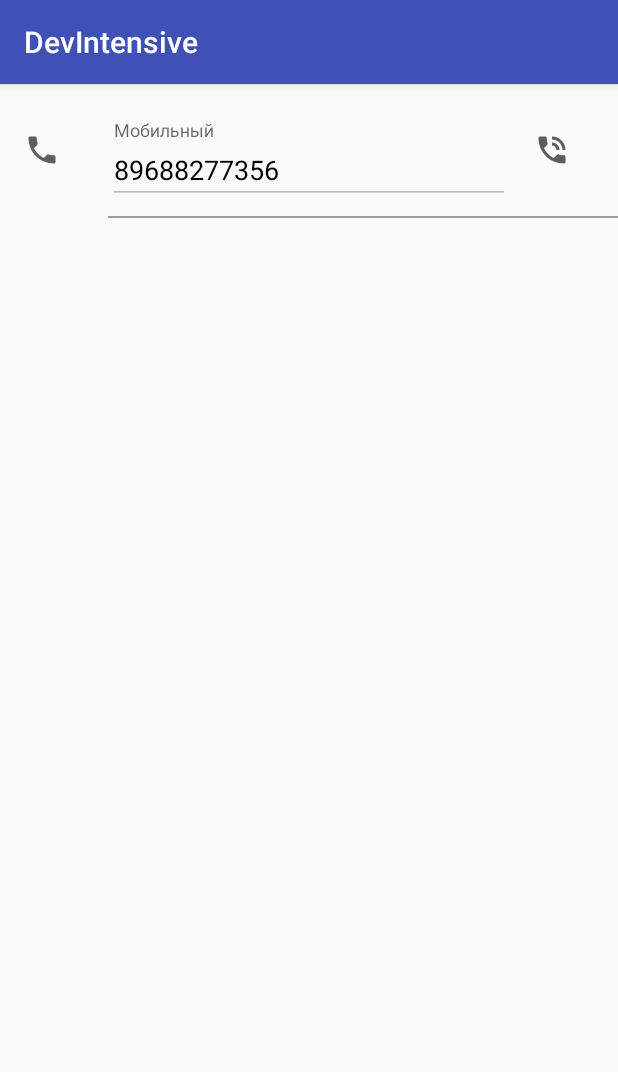
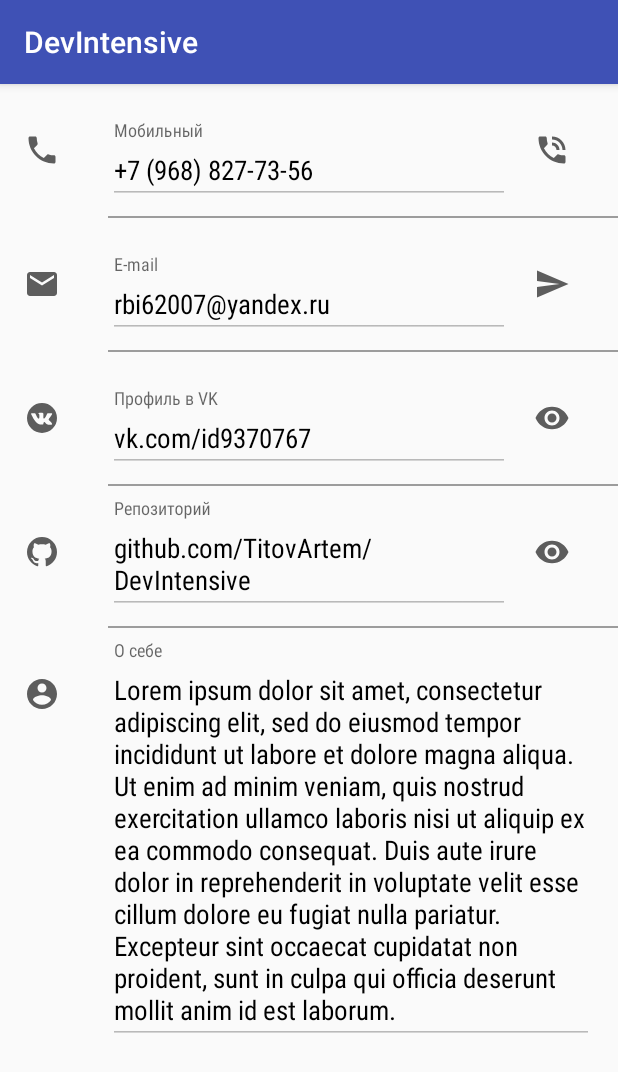
Before and after one commit to TitovArtem/DevIntensive, an Android app: the screen it shows after launch (MainActivity), on a phone screen of 412 x 824 dp. Shown: the top 1072 px of the screen. Run offline under Robolectric (Android 15) with nearby library versions, the phone set to English and light mode, and no system bars.

Commit message:
Add other horizontal linear layouts with user info.

```diff
--- /dev/null
+++ b/app/src/main/res/drawable/ic_account_circle_black_24dp.xml
@@ -0,0 +1,9 @@
+<vector xmlns:android="http://schemas.android.com/apk/res/android"
+        android:width="24dp"
+        android:height="24dp"
+        android:viewportWidth="24.0"
+        android:viewportHeight="24.0">
+    <path
+        android:fillColor="#5d5d5d"
+        android:pathData="M12,2C6.48,2 2,6.48 2,12s4.48,10 10,10 10,-4.48 10,-10S17.52,2 12,2zM12,5c1.66,0 3,1.34 3,3s-1.34,3 -3,3 -3,-1.34 -3,-3 1.34,-3 3,-3zM12,19.2c-2.5,0 -4.71,-1.28 -6,-3.22 0.03,-1.99 4,-3.08 6,-3.08 1.99,0 5.97,1.09 6,3.08 -1.29,1.94 -3.5,3.22 -6,3.22z"/>
+</vector>
--- /dev/null
+++ b/app/src/main/res/drawable/ic_email_black_24dp.xml
@@ -0,0 +1,9 @@
+<vector xmlns:android="http://schemas.android.com/apk/res/android"
+        android:width="24dp"
+        android:height="24dp"
+        android:viewportWidth="24.0"
+        android:viewportHeight="24.0">
+    <path
+        android:fillColor="#5d5d5d"
+        android:pathData="M20,4L4,4c-1.1,0 -1.99,0.9 -1.99,2L2,18c0,1.1 0.9,2 2,2h16c1.1,0 2,-0.9 2,-2L22,6c0,-1.1 -0.9,-2 -2,-2zM20,8l-8,5 -8,-5L4,6l8,5 8,-5v2z"/>
+</vector>
--- /dev/null
+++ b/app/src/main/res/drawable/ic_github_circle_24dp.xml
@@ -0,0 +1,9 @@
+<vector xmlns:android="http://schemas.android.com/apk/res/android"
+        android:width="24dp"
+        android:height="24dp"
+        android:viewportWidth="24.0"
+        android:viewportHeight="24.0">
+    <path
+        android:fillColor="#5d5d5d"
+        android:pathData="M12,2A10,10 0,0 0,2 12C2,16.42 4.87,20.17 8.84,21.5C9.34,21.58 9.5,21.27 9.5,21C9.5,20.77 9.5,20.14 9.5,19.31C6.73,19.91 6.14,17.97 6.14,17.97C5.68,16.81 5.03,16.5 5.03,16.5C4.12,15.88 5.1,15.9 5.1,15.9C6.1,15.97 6.63,16.93 6.63,16.93C7.5,18.45 8.97,18 9.54,17.76C9.63,17.11 9.89,16.67 10.17,16.42C7.95,16.17 5.62,15.31 5.62,11.5C5.62,10.39 6,9.5 6.65,8.79C6.55,8.54 6.2,7.5 6.75,6.15C6.75,6.15 7.59,5.88 9.5,7.17C10.29,6.95 11.15,6.84 12,6.84C12.85,6.84 13.71,6.95 14.5,7.17C16.41,5.88 17.25,6.15 17.25,6.15C17.8,7.5 17.45,8.54 17.35,8.79C18,9.5 18.38,10.39 18.38,11.5C18.38,15.32 16.04,16.16 13.81,16.41C14.17,16.72 14.5,17.33 14.5,18.26C14.5,19.6 14.5,20.68 14.5,21C14.5,21.27 14.66,21.59 15.17,21.5C19.14,20.16 22,16.42 22,12A10,10 0,0 0,12 2Z"/>
+</vector>
--- /dev/null
+++ b/app/src/main/res/drawable/ic_send_black_24dp.xml
@@ -0,0 +1,9 @@
+<vector xmlns:android="http://schemas.android.com/apk/res/android"
+        android:width="24dp"
+        android:height="24dp"
+        android:viewportWidth="24.0"
+        android:viewportHeight="24.0">
+    <path
+        android:fillColor="#5d5d5d"
+        android:pathData="M2.01,21L23,12 2.01,3 2,10l15,2 -15,2z"/>
+</vector>
--- /dev/null
+++ b/app/src/main/res/drawable/ic_visibility_black_24dp.xml
@@ -0,0 +1,9 @@
+<vector xmlns:android="http://schemas.android.com/apk/res/android"
+        android:width="24dp"
+        android:height="24dp"
+        android:viewportWidth="24.0"
+        android:viewportHeight="24.0">
+    <path
+        android:fillColor="#5d5d5d"
+        android:pathData="M12,4.5C7,4.5 2.73,7.61 1,12c1.73,4.39 6,7.5 11,7.5s9.27,-3.11 11,-7.5c-1.73,-4.39 -6,-7.5 -11,-7.5zM12,17c-2.76,0 -5,-2.24 -5,-5s2.24,-5 5,-5 5,2.24 5,5 -2.24,5 -5,5zM12,9c-1.66,0 -3,1.34 -3,3s1.34,3 3,3 3,-1.34 3,-3 -1.34,-3 -3,-3z"/>
+</vector>
--- /dev/null
+++ b/app/src/main/res/drawable/ic_vk_circle_24dp.xml
@@ -0,0 +1,9 @@
+<vector xmlns:android="http://schemas.android.com/apk/res/android"
+        android:width="24dp"
+        android:height="24dp"
+        android:viewportWidth="24.0"
+        android:viewportHeight="24.0">
+    <path
+        android:fillColor="#5d5d5d"
+        android:pathData="M12,2A10,10 0,0 1,22 12A10,10 0,0 1,12 22A10,10 0,0 1,2 12A10,10 0,0 1,12 2M17.24,14.03C16.06,12.94 16.22,13.11 17.64,11.22C18.5,10.07 18.85,9.37 18.74,9.07C18.63,8.79 18,8.86 18,8.86L15.89,8.88C15.89,8.88 15.73,8.85 15.62,8.92C15.5,9 15.43,9.15 15.43,9.15C15.43,9.15 15.09,10.04 14.65,10.8C13.71,12.39 13.33,12.47 13.18,12.38C12.83,12.15 12.91,11.45 12.91,10.95C12.91,9.41 13.15,8.76 12.46,8.6C12.23,8.54 12.06,8.5 11.47,8.5C10.72,8.5 10.08,8.5 9.72,8.68C9.5,8.8 9.29,9.06 9.41,9.07C9.55,9.09 9.86,9.16 10.03,9.39C10.25,9.68 10.24,10.34 10.24,10.34C10.24,10.34 10.36,12.16 9.95,12.39C9.66,12.54 9.27,12.22 8.44,10.78C8,10.04 7.68,9.22 7.68,9.22L7.5,9L7.19,8.85H5.18C5.18,8.85 4.88,8.85 4.77,9C4.67,9.1 4.76,9.32 4.76,9.32C4.76,9.32 6.33,12.96 8.11,14.8C9.74,16.5 11.59,16.31 11.59,16.31H12.43C12.43,16.31 12.68,16.36 12.81,16.23C12.93,16.1 12.93,15.94 12.93,15.94C12.93,15.94 12.91,14.81 13.43,14.65C13.95,14.5 14.61,15.73 15.31,16.22C15.84,16.58 16.24,16.5 16.24,16.5L18.12,16.47C18.12,16.47 19.1,16.41 18.63,15.64C18.6,15.58 18.36,15.07 17.24,14.03Z"/>
+</vector>
--- a/app/src/main/res/layout/activity_main.xml
+++ b/app/src/main/res/layout/activity_main.xml
@@ -6,6 +6,7 @@
     android:orientation="vertical"
     tools:context=".ui.activities.MainActivity">
 
+    <!-- Phone number -->
     <LinearLayout
         style="@style/main_activity_info_line">
         <ImageView
@@ -17,9 +18,10 @@
                 android:layout_width="match_parent"
                 android:layout_height="wrap_content">
                 <EditText
+                    android:id="@+id/phone_et"
                     style="@style/edit_text_info"
                     android:inputType="phone"
-                    android:text="@string/phone_number"
+                    android:text="+7 (968) 827-73-56"
                     android:hint="@string/mobile_number_hint"/>
             </android.support.design.widget.TextInputLayout>
         </LinearLayout>
@@ -27,6 +29,102 @@
             style="@style/icon.right"
             android:src="@drawable/ic_phone_in_talk_black_24dp"/>
     </LinearLayout>
-    <View style="@style/separate_line"/>
+    <View style="@style/horizontal_separate_line"/>
 
+    <!-- Email -->
+    <LinearLayout
+        style="@style/main_activity_info_line">
+        <ImageView
+            style="@style/icon.left"
+            android:src="@drawable/ic_email_black_24dp"/>
+        <LinearLayout
+            style="@style/linear_layout_between_icons">
+            <android.support.design.widget.TextInputLayout
+                android:layout_width="match_parent"
+                android:layout_height="wrap_content">
+                <EditText
+                    android:id="@+id/mail_et"
+                    style="@style/edit_text_info"
+                    android:inputType="textMultiLine"
+                    android:text="rbi62007@yandex.ru"
+                    android:hint="@string/email_hint"/>
+            </android.support.design.widget.TextInputLayout>
+        </LinearLayout>
+        <ImageView
+            style="@style/icon.right"
+            android:src="@drawable/ic_send_black_24dp"/>
+    </LinearLayout>
+    <View style="@style/horizontal_separate_line"/>
+
+    <!-- vk.com profile -->
+    <LinearLayout
+        style="@style/main_activity_info_line">
+        <ImageView
+            style="@style/icon.left"
+            android:src="@drawable/ic_vk_circle_24dp"/>
+        <LinearLayout
+            style="@style/linear_layout_between_icons">
+            <android.support.design.widget.TextInputLayout
+                android:layout_width="match_parent"
+                android:layout_height="wrap_content">
+                <EditText
+                    android:id="@+id/vk_et"
+                    style="@style/edit_text_info"
+                    android:inputType="textMultiLine"
+                    android:text="vk.com/id9370767"
+                    android:hint="@string/vk_profile_hint"/>
+            </android.support.design.widget.TextInputLayout>
+        </LinearLayout>
+        <ImageView
+            style="@style/icon.right"
+            android:src="@drawable/ic_visibility_black_24dp"/>
+    </LinearLayout>
+    <View style="@style/horizontal_separate_line"/>
+
+    <!-- github.com profile -->
+    <LinearLayout
+        style="@style/main_activity_info_line">
+        <ImageView
+            style="@style/icon.left"
+            android:src="@drawable/ic_github_circle_24dp"/>
+        <LinearLayout
+            style="@style/linear_layout_between_icons">
+            <android.support.design.widget.TextInputLayout
+                android:layout_width="match_parent"
+                android:layout_height="wrap_content">
+                <EditText
+                    android:id="@+id/github_et"
+                    style="@style/edit_text_info"
+                    android:inputType="textMultiLine"
+                    android:text="github.com/TitovArtem/DevIntensive"
+                    android:hint="@string/repository_hint"/>
+            </android.support.design.widget.TextInputLayout>
+        </LinearLayout>
+        <ImageView
+            style="@style/icon.right"
+            android:src="@drawable/ic_visibility_black_24dp"/>
+    </LinearLayout>
+    <View style="@style/horizontal_separate_line"/>
+
+    <!-- About -->
+    <LinearLayout
+        style="@style/main_activity_info_line">
+        <ImageView
+            style="@style/icon.left"
+            android:src="@drawable/ic_account_circle_black_24dp"/>
+        <LinearLayout
+            style="@style/linear_layout_between_icons">
+
+            <android.support.design.widget.TextInputLayout
+                android:layout_width="match_parent"
+                android:layout_height="wrap_content">
+                <EditText
+                    android:id="@+id/about_et"
+                    style="@style/edit_text_info"
+                    android:inputType="textMultiLine"
+                    android:text="@string/lorem_ipsum"
+                    android:hint="@string/about_hint"/>
+            </android.support.design.widget.TextInputLayout>
+        </LinearLayout>
+    </LinearLayout>
 </LinearLayout>
--- a/app/src/main/res/values/strings.xml
+++ b/app/src/main/res/values/strings.xml
@@ -1,5 +1,15 @@
 <resources>
     <string name="app_name">DevIntensive</string>
-    <string name="phone_number">89688277356</string>
     <string name="mobile_number_hint">Мобильный</string>
+    <string name="email_hint">E-mail</string>
+    <string name="vk_profile_hint">Профиль в VK</string>
+    <string name="repository_hint">Репозиторий</string>
+    <string name="about_hint">О себе</string>
+    <string name="lorem_ipsum">Lorem ipsum dolor sit amet, consectetur adipiscing elit, sed do
+        eiusmod tempor incididunt ut labore et dolore magna aliqua. Ut enim ad minim veniam,
+        quis nostrud exercitation ullamco laboris nisi ut aliquip ex ea commodo consequat.
+        Duis aute irure dolor in reprehenderit in voluptate velit esse cillum dolore eu
+        fugiat nulla pariatur. Excepteur sint occaecat cupidatat non proident, sunt in culpa qui
+        officia deserunt mollit anim id est laborum.
+    </string>
 </resources>
--- a/app/src/main/res/values/styles.xml
+++ b/app/src/main/res/values/styles.xml
@@ -35,7 +35,8 @@
 
     <style name="linear_layout_between_icons">
         <item name="android:layout_width">0dp</item>
-        <item name="android:layout_height">@dimen/size_large_72</item>
+        <item name="android:layout_height">wrap_content</item>
+        <item name="android:minHeight">@dimen/size_large_72</item>
         <item name="android:layout_weight">1</item>
         <item name="android:orientation">vertical</item>
         <item name="android:gravity">bottom</item>
@@ -50,9 +51,10 @@
         <item name="android:focusable">false</item>
         <item name="android:textColor">@color/black</item>
         <item name="android:textColorHint">@color/grey</item>
+        <item name="android:fontFamily">sans-serif-condensed</item>
     </style>
 
-    <style name="separate_line">
+    <style name="horizontal_separate_line">
         <item name="android:layout_width">match_parent</item>
         <item name="android:layout_height">@dimen/line_size</item>
         <item name="android:background">@color/grey_light</item>
```
